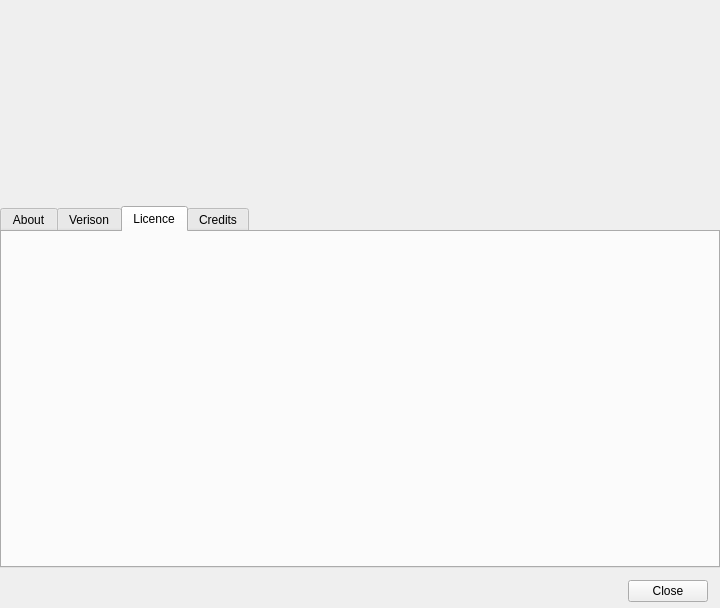
Before: the Qt Designer form bci_framework/bci_framework/qtgui/about.ui in UN-GCPDS/bci-framework, drawn with Qt 5.
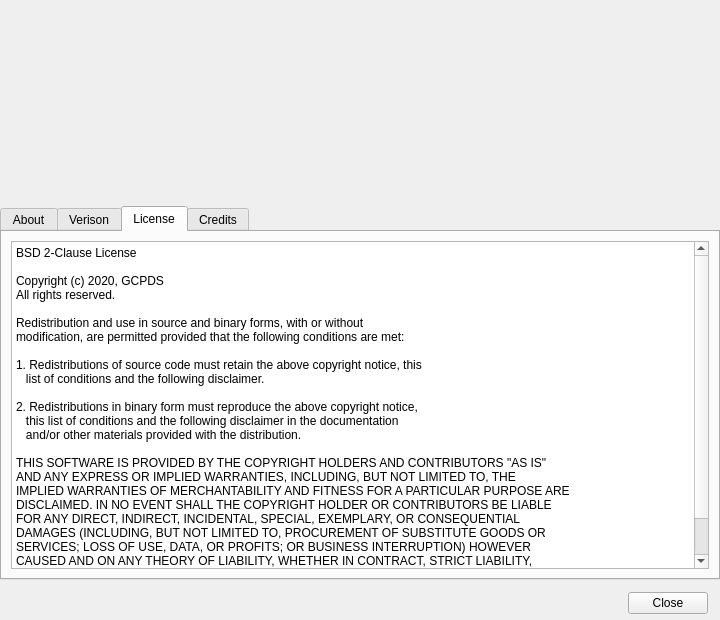
After: the same form once the commit is applied. The open tabs and pages were chosen to show the change. Icons and pictures are not drawn.

Commit message: Add license text

Diff of the .ui file:
```diff
--- a/bci_framework/bci_framework/qtgui/about.ui
+++ b/bci_framework/bci_framework/qtgui/about.ui
@@ -7,7 +7,7 @@
     <x>0</x>
     <y>0</y>
     <width>720</width>
-    <height>608</height>
+    <height>620</height>
    </rect>
   </property>
   <property name="windowTitle">
@@ -44,8 +44,41 @@
       </widget>
       <widget class="QWidget" name="tab_2">
        <attribute name="title">
-        <string>Licence</string>
+        <string>License</string>
        </attribute>
+       <layout class="QGridLayout" name="gridLayout_2">
+        <item row="0" column="0">
+         <widget class="QPlainTextEdit" name="plainTextEdit_license">
+          <property name="plainText">
+           <string>BSD 2-Clause License
+
+Copyright (c) 2020, GCPDS
+All rights reserved.
+
+Redistribution and use in source and binary forms, with or without
+modification, are permitted provided that the following conditions are met:
+
+1. Redistributions of source code must retain the above copyright notice, this
+   list of conditions and the following disclaimer.
+
+2. Redistributions in binary form must reproduce the above copyright notice,
+   this list of conditions and the following disclaimer in the documentation
+   and/or other materials provided with the distribution.
+
+THIS SOFTWARE IS PROVIDED BY THE COPYRIGHT HOLDERS AND CONTRIBUTORS &quot;AS IS&quot;
+AND ANY EXPRESS OR IMPLIED WARRANTIES, INCLUDING, BUT NOT LIMITED TO, THE
+IMPLIED WARRANTIES OF MERCHANTABILITY AND FITNESS FOR A PARTICULAR PURPOSE ARE
+DISCLAIMED. IN NO EVENT SHALL THE COPYRIGHT HOLDER OR CONTRIBUTORS BE LIABLE
+FOR ANY DIRECT, INDIRECT, INCIDENTAL, SPECIAL, EXEMPLARY, OR CONSEQUENTIAL
+DAMAGES (INCLUDING, BUT NOT LIMITED TO, PROCUREMENT OF SUBSTITUTE GOODS OR
+SERVICES; LOSS OF USE, DATA, OR PROFITS; OR BUSINESS INTERRUPTION) HOWEVER
+CAUSED AND ON ANY THEORY OF LIABILITY, WHETHER IN CONTRACT, STRICT LIABILITY,
+OR TORT (INCLUDING NEGLIGENCE OR OTHERWISE) ARISING IN ANY WAY OUT OF THE USE
+OF THIS SOFTWARE, EVEN IF ADVISED OF THE POSSIBILITY OF SUCH DAMAGE.</string>
+          </property>
+         </widget>
+        </item>
+       </layout>
       </widget>
       <widget class="QWidget" name="tab_3">
        <attribute name="title">
```
Left out of the diff: 4 changed lines with no effect on the pictures.
